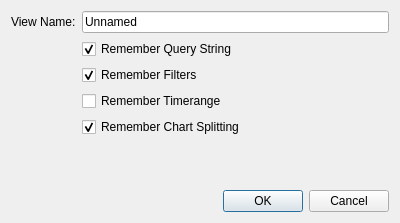
Qt form src/saveviewdialog.ui (UjOwtuc/qstuff) before a commit.
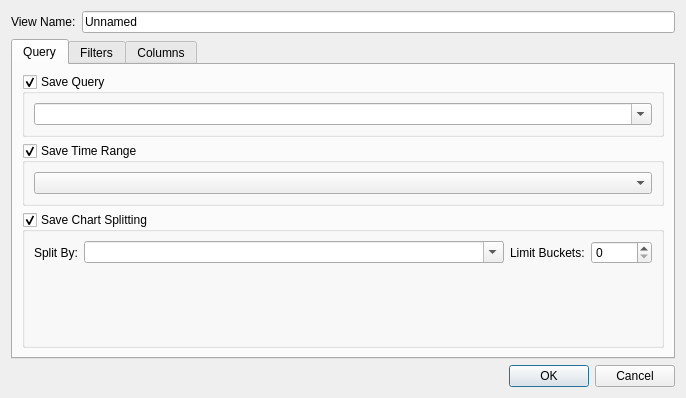
The same form after that commit. Custom widgets are drawn as their Qt base class.

Patch:
```diff
--- a/src/saveviewdialog.ui
+++ b/src/saveviewdialog.ui
@@ -6,41 +6,14 @@
    <rect>
     <x>0</x>
     <y>0</y>
-    <width>400</width>
-    <height>223</height>
+    <width>686</width>
+    <height>398</height>
    </rect>
   </property>
   <property name="windowTitle">
    <string>Save View</string>
   </property>
-  <layout class="QGridLayout" name="gridLayout">
-   <item row="0" column="0">
-    <widget class="QLabel" name="nameLabel">
-     <property name="text">
-      <string>View Name:</string>
-     </property>
-    </widget>
-   </item>
-   <item row="5" column="0" colspan="2">
-    <spacer name="verticalSpacer">
-     <property name="orientation">
-      <enum>Qt::Vertical</enum>
-     </property>
-     <property name="sizeHint" stdset="0">
-      <size>
-       <width>20</width>
-       <height>40</height>
-      </size>
-     </property>
-    </spacer>
-   </item>
-   <item row="3" column="1">
-    <widget class="QCheckBox" name="saveTimerangeCheckbox">
-     <property name="text">
-      <string>Remember Timerange</string>
-     </property>
-    </widget>
-   </item>
+  <layout class="QGridLayout" name="gridLayout_10">
    <item row="0" column="1">
     <widget class="QLineEdit" name="nameEdit">
      <property name="text">
@@ -48,27 +21,270 @@
      </property>
     </widget>
    </item>
-   <item row="2" column="1">
-    <widget class="QCheckBox" name="saveFiltersCheckbox">
-     <property name="text">
-      <string>Remember Filters</string>
+   <item row="1" column="0" colspan="2">
+    <widget class="QTabWidget" name="tabWidget">
+     <property name="currentIndex">
+      <number>0</number>
      </property>
-     <property name="checked">
-      <bool>true</bool>
-     </property>
+     <widget class="QWidget" name="queryTab">
+      <attribute name="title">
+       <string>Query</string>
+      </attribute>
+      <layout class="QGridLayout" name="gridLayout_5">
+       <item row="0" column="0">
+        <widget class="QGroupBox" name="queryGroup">
+         <property name="title">
+          <string>Save Query</string>
+         </property>
+         <property name="checkable">
+          <bool>true</bool>
+         </property>
+         <layout class="QGridLayout" name="gridLayout_2">
+          <item row="0" column="0">
+           <widget class="QComboBox" name="queryCombo">
+            <property name="sizePolicy">
+             <sizepolicy hsizetype="Expanding" vsizetype="Fixed">
+              <horstretch>0</horstretch>
+              <verstretch>0</verstretch>
+             </sizepolicy>
+            </property>
+            <property name="editable">
+             <bool>true</bool>
+            </property>
+           </widget>
+          </item>
+          <item row="1" column="0">
+           <spacer name="verticalSpacer_3">
+            <property name="orientation">
+             <enum>Qt::Vertical</enum>
+            </property>
+            <property name="sizeHint" stdset="0">
+             <size>
+              <width>20</width>
+              <height>40</height>
+             </size>
+            </property>
+           </spacer>
+          </item>
+         </layout>
+        </widget>
+       </item>
+       <item row="1" column="0">
+        <widget class="QGroupBox" name="timerangeBox">
+         <property name="title">
+          <string>Save Time Range</string>
+         </property>
+         <property name="checkable">
+          <bool>true</bool>
+         </property>
+         <layout class="QGridLayout" name="gridLayout_3">
+          <item row="0" column="0">
+           <widget class="QComboBox" name="timerangeCombo"/>
+          </item>
+          <item row="1" column="0">
+           <spacer name="verticalSpacer_5">
+            <property name="orientation">
+             <enum>Qt::Vertical</enum>
+            </property>
+            <property name="sizeHint" stdset="0">
+             <size>
+              <width>20</width>
+              <height>40</height>
+             </size>
+            </property>
+           </spacer>
+          </item>
+         </layout>
+        </widget>
+       </item>
+       <item row="2" column="0">
+        <widget class="QGroupBox" name="chartSplittingBox">
+         <property name="title">
+          <string>Save Chart Splitting</string>
+         </property>
+         <property name="checkable">
+          <bool>true</bool>
+         </property>
+         <layout class="QGridLayout" name="gridLayout_8">
+          <item row="0" column="0">
+           <widget class="QLabel" name="splitByLabel">
+            <property name="text">
+             <string>Split By:</string>
+            </property>
+           </widget>
+          </item>
+          <item row="0" column="1">
+           <widget class="QComboBox" name="splitByCombo">
+            <property name="sizePolicy">
+             <sizepolicy hsizetype="Expanding" vsizetype="Fixed">
+              <horstretch>0</horstretch>
+              <verstretch>0</verstretch>
+             </sizepolicy>
+            </property>
+            <property name="editable">
+             <bool>true</bool>
+            </property>
+           </widget>
+          </item>
+          <item row="0" column="2">
+           <widget class="QLabel" name="limitBucketsLabel">
+            <property name="text">
+             <string>Limit Buckets:</string>
+            </property>
+           </widget>
+          </item>
+          <item row="0" column="3">
+           <widget class="QSpinBox" name="limitBucketsSpinbox">
+            <property name="maximum">
+             <number>10000</number>
+            </property>
+           </widget>
+          </item>
+          <item row="1" column="0" colspan="4">
+           <spacer name="verticalSpacer_6">
+            <property name="orientation">
+             <enum>Qt::Vertical</enum>
+            </property>
+            <property name="sizeHint" stdset="0">
+             <size>
+              <width>258</width>
+              <height>177</height>
+             </size>
+            </property>
+           </spacer>
+          </item>
+         </layout>
+        </widget>
+       </item>
+      </layout>
+     </widget>
+     <widget class="QWidget" name="filtersTab">
+      <attribute name="title">
+       <string>Filters</string>
+      </attribute>
+      <layout class="QGridLayout" name="gridLayout_6">
+       <item row="0" column="0">
+        <widget class="QGroupBox" name="filtersGroup">
+         <property name="title">
+          <string>Save Filters</string>
+         </property>
+         <property name="checkable">
+          <bool>true</bool>
+         </property>
+         <layout class="QGridLayout" name="gridLayout_4">
+          <item row="0" column="0">
+           <widget class="FilterListWidget" name="filterListWidget" native="true"/>
+          </item>
+          <item row="1" column="0">
+           <spacer name="verticalSpacer_4">
+            <property name="orientation">
+             <enum>Qt::Vertical</enum>
+            </property>
+            <property name="sizeHint" stdset="0">
+             <size>
+              <width>20</width>
+              <height>40</height>
+             </size>
+            </property>
+           </spacer>
+          </item>
+         </layout>
+        </widget>
+       </item>
+      </layout>
+     </widget>
+     <widget class="QWidget" name="columnsTab">
+      <attribute name="title">
+       <string>Columns</string>
+      </attribute>
+      <layout class="QGridLayout" name="gridLayout_7">
+       <item row="0" column="0">
+        <widget class="QGroupBox" name="columnsGroup">
+         <property name="title">
+          <string>Save Visible Columns</string>
+         </property>
+         <property name="checkable">
+          <bool>true</bool>
+         </property>
+         <property name="checked">
+          <bool>true</bool>
+         </property>
+         <layout class="QGridLayout" name="gridLayout">
+          <item row="0" column="0" rowspan="2">
+           <widget class="QLineEdit" name="addColumnEdit">
+            <property name="clearButtonEnabled">
+             <bool>true</bool>
+            </property>
+           </widget>
+          </item>
+          <item row="0" column="1">
+           <widget class="QPushButton" name="addColumnButton">
+            <property name="text">
+             <string>&amp;Add</string>
+            </property>
+           </widget>
+          </item>
+          <item row="1" column="1" rowspan="2">
+           <widget class="QPushButton" name="columnUpButton">
+            <property name="enabled">
+             <bool>false</bool>
+            </property>
+            <property name="text">
+             <string>&amp;Up</string>
+            </property>
+           </widget>
+          </item>
+          <item row="2" column="0" rowspan="4">
+           <widget class="QListView" name="columnsList"/>
+          </item>
+          <item row="3" column="1">
+           <widget class="QPushButton" name="columnDownButton">
+            <property name="enabled">
+             <bool>false</bool>
+            </property>
+            <property name="text">
+             <string>&amp;Down</string>
+            </property>
+           </widget>
+          </item>
+          <item row="4" column="1">
+           <widget class="QPushButton" name="removeColumnButton">
+            <property name="enabled">
+             <bool>false</bool>
+            </property>
+            <property name="text">
+             <string>&amp;Remove</string>
+            </property>
+           </widget>
+          </item>
+          <item row="5" column="1">
+           <spacer name="verticalSpacer_2">
+            <property name="orientation">
+             <enum>Qt::Vertical</enum>
+            </property>
+            <property name="sizeHint" stdset="0">
+             <size>
+              <width>20</width>
+              <height>52</height>
+             </size>
+            </property>
+           </spacer>
+          </item>
+         </layout>
+        </widget>
+       </item>
+      </layout>
+     </widget>
     </widget>
    </item>
-   <item row="1" column="1">
-    <widget class="QCheckBox" name="saveQueryCheckbox">
+   <item row="0" column="0">
+    <widget class="QLabel" name="nameLabel">
      <property name="text">
-      <string>Remember Query String</string>
+      <string>View Name:</string>
      </property>
-     <property name="checked">
-      <bool>true</bool>
-     </property>
     </widget>
    </item>
-   <item row="6" column="0" colspan="2">
+   <item row="2" column="0" colspan="2">
     <widget class="QDialogButtonBox" name="buttonBox">
      <property name="orientation">
       <enum>Qt::Horizontal</enum>
@@ -78,18 +294,16 @@
      </property>
     </widget>
    </item>
-   <item row="4" column="1">
-    <widget class="QCheckBox" name="saveSplitCheckbox">
-     <property name="text">
-      <string>Remember Chart Splitting</string>
-     </property>
-     <property name="checked">
-      <bool>true</bool>
-     </property>
-    </widget>
-   </item>
   </layout>
  </widget>
+ <customwidgets>
+  <customwidget>
+   <class>FilterListWidget</class>
+   <extends>QWidget</extends>
+   <header location="global">filterlistwidget.h</header>
+   <container>1</container>
+  </customwidget>
+ </customwidgets>
  <tabstops>
   <tabstop>nameEdit</tabstop>
   <tabstop>saveQueryCheckbox</tabstop>
```
Left out of the diff: 13 changed lines with no effect on the pictures.
